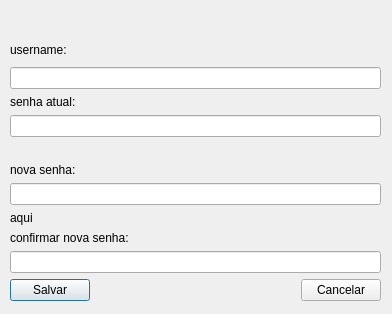
Above: TrabalhoFinalQT/alterarsenha.ui from arianeam/prog.OOC- before the change. Below: the same form after it.
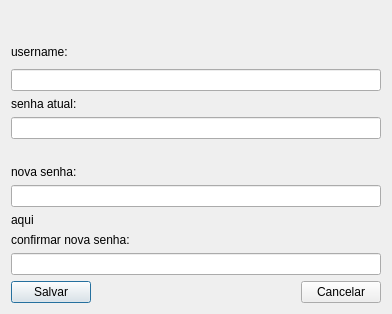
That is the form after the change.

```diff
--- a/TrabalhoFinalQT/alterarsenha.ui
+++ b/TrabalhoFinalQT/alterarsenha.ui
@@ -10,18 +10,29 @@
     <height>314</height>
    </rect>
   </property>
+  <property name="minimumSize">
+   <size>
+    <width>392</width>
+    <height>314</height>
+   </size>
+  </property>
+  <property name="maximumSize">
+   <size>
+    <width>392</width>
+    <height>314</height>
+   </size>
+  </property>
   <property name="windowTitle">
    <string>Dialog</string>
   </property>
-  <widget class="QWidget" name="">
-   <property name="geometry">
-    <rect>
-     <x>10</x>
-     <y>10</y>
-     <width>371</width>
-     <height>291</height>
-    </rect>
-   </property>
+  <property name="sizeGripEnabled">
+   <bool>false</bool>
+  </property>
+  <property name="modal">
+   <bool>false</bool>
+  </property>
+  <layout class="QVBoxLayout" name="verticalLayout_7">
+   <item>
    <layout class="QVBoxLayout" name="verticalLayout_6">
     <item>
      <layout class="QVBoxLayout" name="verticalLayout_5">
@@ -151,7 +162,8 @@
      </layout>
     </item>
    </layout>
-  </widget>
+   </item>
+  </layout>
  </widget>
  <resources/>
  <connections/>
```
Left out of the diff: 2 changed lines with no effect on the pictures. Lines whose indentation alone changed are shown as unchanged.
